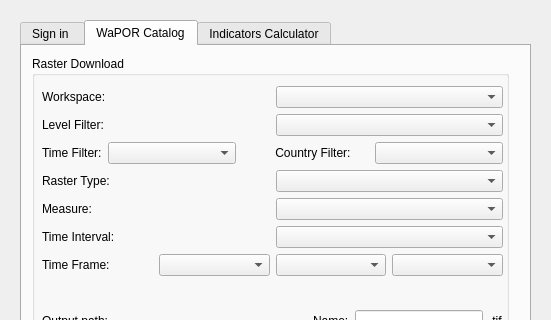
Above: wap_plugin_dialog_base.ui from WAGIS/wap_plugin before the change; both pictures show x 0 to 551 and y 0 to 320 of the 551 by 706 pixel window. Below: the same form after it.
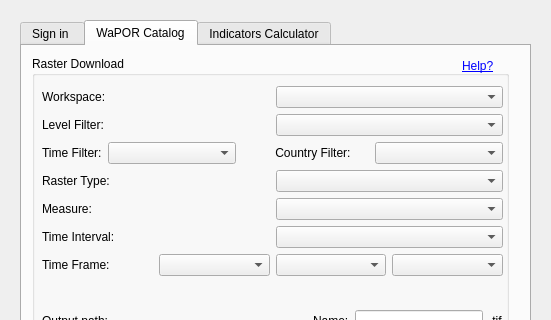
That is the form after the change. The open tabs and pages were chosen to show the change. Custom widgets are drawn as their Qt base class.

Commit message: Help ref to the tutorials included

```diff
--- a/wap_plugin_dialog_base.ui
+++ b/wap_plugin_dialog_base.ui
@@ -350,6 +350,19 @@
              </item>
             </layout>
            </widget>
+           <widget class="QLabel" name="label">
+            <property name="geometry">
+             <rect>
+              <x>430</x>
+              <y>0</y>
+              <width>41</width>
+              <height>20</height>
+             </rect>
+            </property>
+            <property name="text">
+             <string>&lt;html&gt;&lt;head/&gt;&lt;body&gt;&lt;p&gt;&lt;a href=&quot;https://github.com/WAGIS/wap_plugin/wiki/Tutorials&quot;&gt;&lt;span style=&quot; font-size:9pt; text-decoration: underline; color:#0000ff;&quot;&gt;Help?&lt;/span&gt;&lt;/a&gt;&lt;/p&gt;&lt;/body&gt;&lt;/html&gt;</string>
+            </property>
+           </widget>
           </widget>
          </item>
          <item>
```
Left out of the diff: 2 changed lines with no effect on the pictures.
